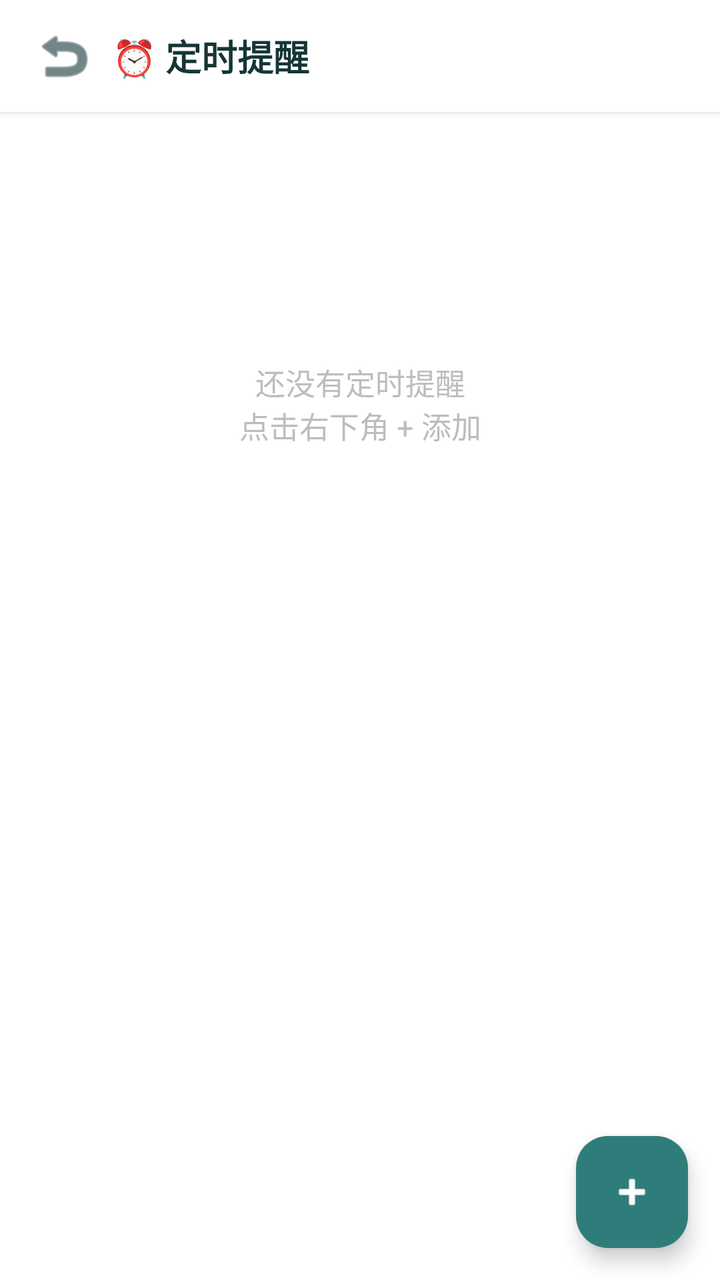
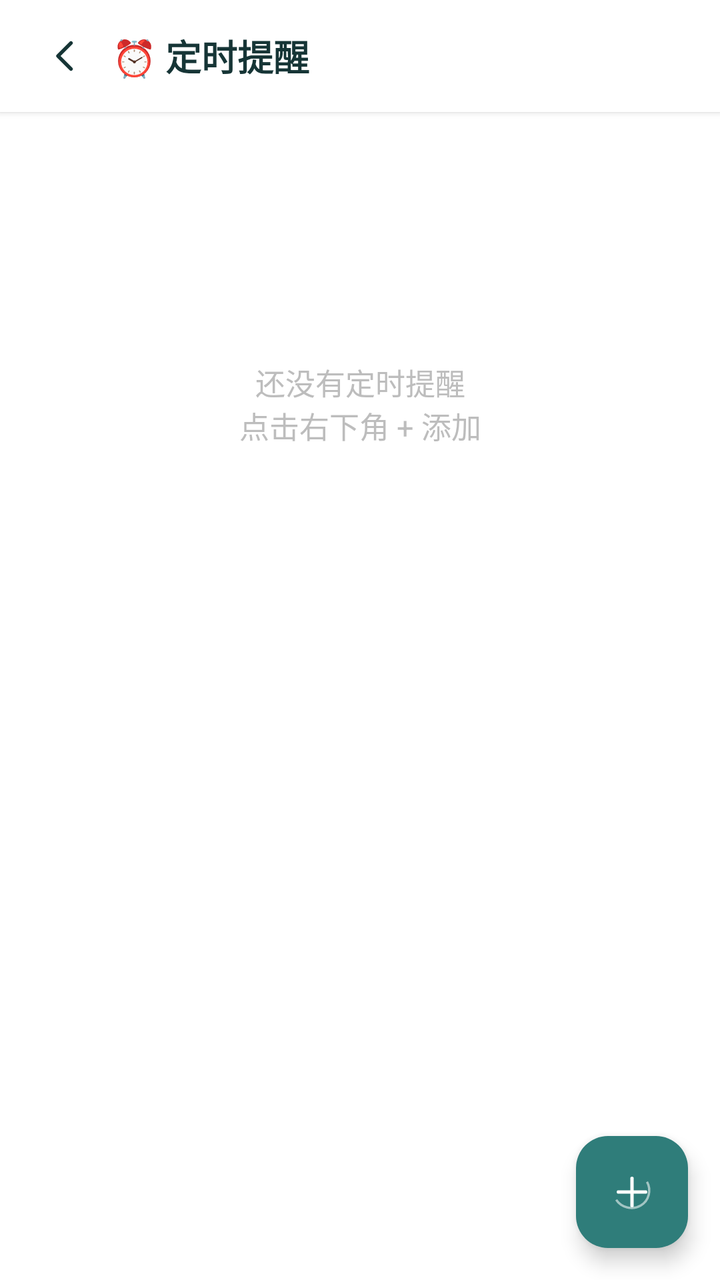

Compare the two renders of this Android layout. The source of the first and the diff that turns it into the second are given below.
<!-- AndroidManifest.xml: application theme Theme.MyApplication -->
<!-- res/layout/activity_schedule_list.xml -->
<?xml version="1.0" encoding="utf-8"?>
<FrameLayout xmlns:android="http://schemas.android.com/apk/res/android"
    xmlns:app="http://schemas.android.com/apk/res-auto"
    android:layout_width="match_parent"
    android:layout_height="match_parent"
    android:background="?attr/echoSurface">

    <LinearLayout
        android:layout_width="match_parent"
        android:layout_height="match_parent"
        android:orientation="vertical">

        
        <LinearLayout
            android:layout_width="match_parent"
            android:layout_height="56dp"
            android:orientation="horizontal"
            android:gravity="center_vertical"
            android:background="?attr/echoSurface"
            android:elevation="2dp"
            android:paddingHorizontal="8dp">

            <ImageButton
                android:id="@+id/btn_back"
                android:layout_width="48dp"
                android:layout_height="48dp"
                android:padding="12dp"
                android:background="?android:attr/selectableItemBackgroundBorderless"
                android:src="@android:drawable/ic_menu_revert"
                app:tint="?attr/echoTextPrimary"
                android:contentDescription="返回" />

            <TextView
                android:layout_width="0dp"
                android:layout_height="wrap_content"
                android:layout_weight="1"
                android:text="@string/schedule_list_title"
                android:textSize="18sp"
                android:textColor="?attr/echoTextPrimary"
                android:textStyle="bold" />

        </LinearLayout>

        
        <TextView
            android:id="@+id/text_empty_schedules"
            android:layout_width="match_parent"
            android:layout_height="0dp"
            android:layout_weight="1"
            android:gravity="center"
            android:text="@string/empty_schedules"
            android:textSize="15sp"
            android:textColor="?attr/echoHint" />

        
        <androidx.recyclerview.widget.RecyclerView
            android:id="@+id/recycler_schedules"
            android:layout_width="match_parent"
            android:layout_height="0dp"
            android:layout_weight="1"
            android:clipToPadding="false"
            android:paddingTop="8dp" />

    </LinearLayout>

    
    <com.google.android.material.floatingactionbutton.FloatingActionButton
        android:id="@+id/fab_add_schedule"
        android:layout_width="wrap_content"
        android:layout_height="wrap_content"
        android:layout_gravity="bottom|end"
        android:layout_margin="16dp"
        android:src="@android:drawable/ic_input_add"
        android:contentDescription="@string/add_schedule"
        app:backgroundTint="?attr/echoPrimary"
        app:tint="?attr/echoOnPrimary" />

</FrameLayout>
<!-- resources referenced by this layout -->
<resources>
  <string name="add_schedule">新增定时</string>
  <string name="empty_schedules">还没有定时提醒\n点击右下角 + 添加</string>
  <string name="schedule_list_title">⏰ 定时提醒</string>
  <style name="Theme.MyApplication" parent="Theme.MyApplication.Base">
          <item name="echoPrimary">#2F7D7A</item>
          <item name="echoPrimaryDark">#1E5553</item>
          <item name="echoBackground">#FAF7F0</item>
          <item name="echoSurface">#FFFFFF</item>
          <item name="echoSurfaceVariant">#F3EFE7</item>
          <item name="echoTextPrimary">#163536</item>
          <item name="echoTextSecondary">#7A7A7A</item>
          <item name="echoAccent">#E9C98F</item>
          <item name="echoOnPrimary">#FFFFFF</item>
          <item name="echoBorder">#E0DCD5</item>
          <item name="echoDestructive">#E53935</item>
          <item name="echoHint">#BDBDBD</item>
          <item name="echoBubbleUser">#2F7D7A</item>
          <item name="echoBubbleAssistant">#F3EFE7</item>
          <item name="echoToolInfoBg">#F3EFE7</item>
      </style>
  <style name="Theme.MyApplication.Base" parent="Theme.Material3.DayNight.NoActionBar">
          
          <item name="colorPrimary">?attr/echoPrimary</item>
          <item name="colorPrimaryDark">?attr/echoPrimaryDark</item>
          <item name="colorAccent">?attr/echoPrimary</item>
          <item name="android:colorBackground">?attr/echoBackground</item>
          <item name="colorSurface">?attr/echoSurface</item>
          <item name="colorOnPrimary">?attr/echoOnPrimary</item>
          <item name="colorOnSurface">?attr/echoTextPrimary</item>
          <item name="android:statusBarColor">@android:color/transparent</item>
          <item name="android:navigationBarColor">@android:color/transparent</item>
      </style>
</resources>

<!-- the commit's change to res/layout/activity_schedule_list.xml (unified diff, before → after) -->
@@ -26,7 +26,7 @@
                 android:layout_height="48dp"
                 android:padding="12dp"
                 android:background="?android:attr/selectableItemBackgroundBorderless"
-                android:src="@android:drawable/ic_menu_revert"
+                android:src="@drawable/ic_echo_back"
                 app:tint="?attr/echoTextPrimary"
                 android:contentDescription="返回" />
 
@@ -70,7 +70,7 @@
         android:layout_height="wrap_content"
         android:layout_gravity="bottom|end"
         android:layout_margin="16dp"
-        android:src="@android:drawable/ic_input_add"
+        android:src="@drawable/ic_echo_add"
         android:contentDescription="@string/add_schedule"
         app:backgroundTint="?attr/echoPrimary"
         app:tint="?attr/echoOnPrimary" />
<!-- resource entries referenced after the edit -->
@@ -1,5 +1,33 @@
 <!-- resources referenced by this layout -->
 <resources>
+  <!-- drawable ic_echo_add (drawable) -->
+  <?xml version="1.0" encoding="utf-8"?>
+  <vector xmlns:android="http://schemas.android.com/apk/res/android"
+      android:width="24dp"
+      android:height="24dp"
+      android:viewportWidth="24"
+      android:viewportHeight="24">
+      <path
+          android:fillColor="@android:color/transparent"
+          android:strokeColor="#FF000000"
+          android:strokeWidth="1.7"
+          android:strokeLineCap="round"
+          android:pathData="M12,5.2V18.8M5.2,12H18.8" />
+      <path
+          android:fillColor="@android:color/transparent"
+          android:strokeColor="#FF000000"
+          android:strokeWidth="1.15"
+          android:strokeAlpha="0.55"
+          android:pathData="M4.1,15.9C6.7,19.8 12.1,21.2 16.3,18.8C20.5,16.4 21.8,11 19.5,6.9" />
+  </vector>
+  <!-- drawable ic_echo_back (drawable) -->
+  <vector xmlns:android="http://schemas.android.com/apk/res/android"
+      android:width="24dp" android:height="24dp"
+      android:viewportWidth="24" android:viewportHeight="24">
+      <path android:fillColor="@android:color/transparent" android:strokeColor="#FFFFFFFF"
+          android:strokeWidth="1.8" android:strokeLineCap="round" android:strokeLineJoin="round"
+          android:pathData="M15.5,5.5L9,12L15.5,18.5" />
+  </vector>
   <string name="add_schedule">新增定时</string>
   <string name="empty_schedules">还没有定时提醒\n点击右下角 + 添加</string>
   <string name="schedule_list_title">⏰ 定时提醒</string>
